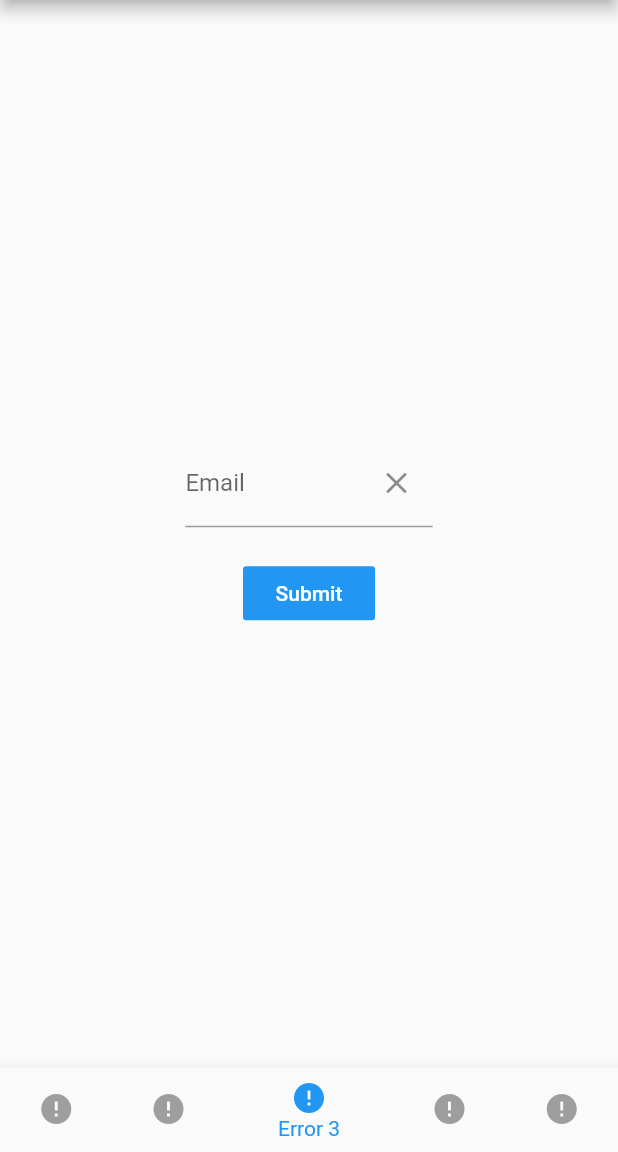
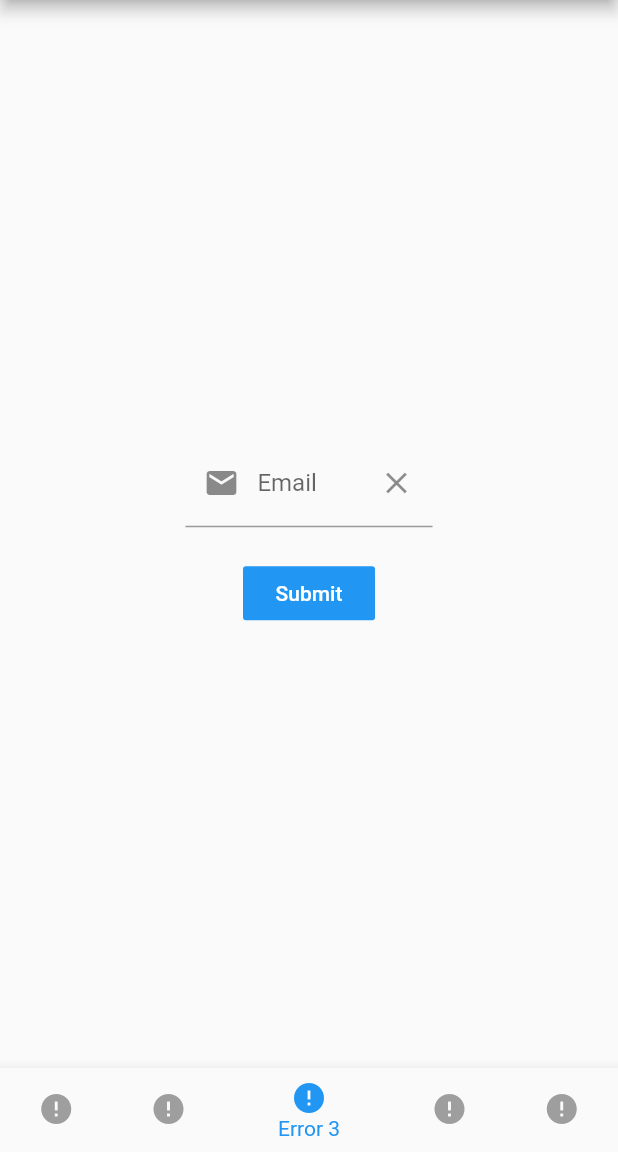
Before and after one commit to izzudin26/IMK-Handling_error, a Flutter app: the screen it shows after launch, item 3 of the bottom bar chosen, on a phone screen of 412 x 824 dp, the part 84-1236 px from its top. Run offline on Flutter 3.47's test engine with Material 2 defaults, Android fonts, the phone set to English and light mode, and no system bars.

Commit message:
add email icon

```diff
--- a/lib/view/HandlingError1.dart
+++ b/lib/view/HandlingError1.dart
@@ -56,7 +56,7 @@ class _HandlingError1State extends State<HandlingError1> {
                   decoration: InputDecoration(
                       labelText: "Nama",
                       border: OutlineInputBorder(
-                          borderRadius: BorderRadius.circular(10))),
+                          borderRadius: BorderRadius.circular(5))),
                 ),
               ),
               Padding(
--- a/lib/view/HandlingError3.dart
+++ b/lib/view/HandlingError3.dart
@@ -53,6 +53,7 @@ class _HandlingError3State extends State<HandlingError3> {
             children: [
               TextFormField(
                 decoration: InputDecoration(labelText: "Email",
+                prefixIcon: Icon(Icons.email),
                 suffixIcon: IconButton(
                   onPressed: (){
                     setState(() {
```
